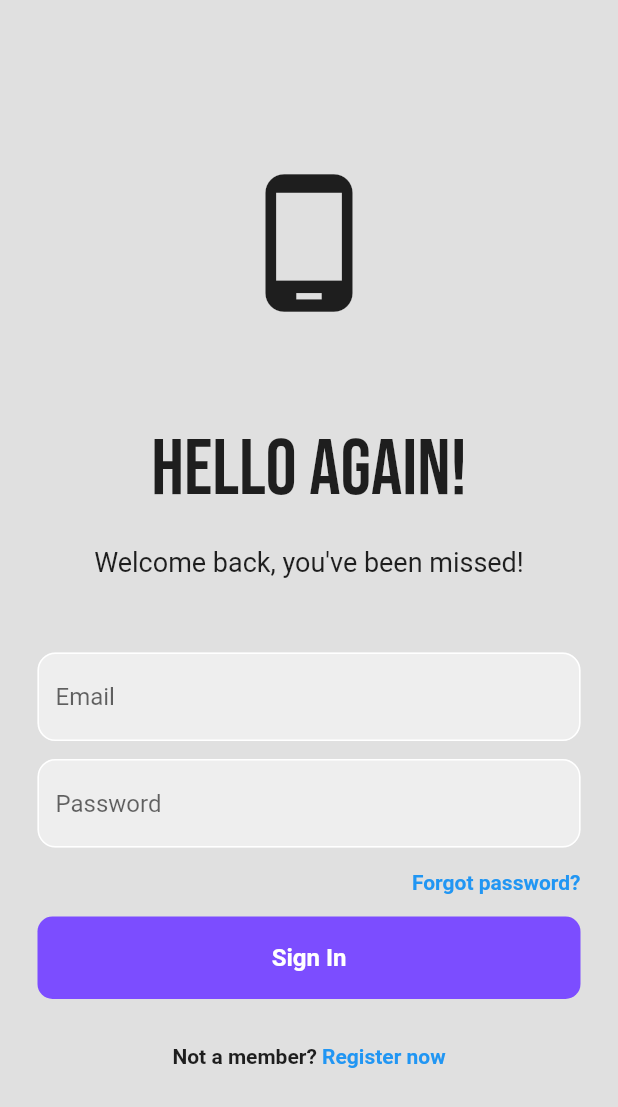
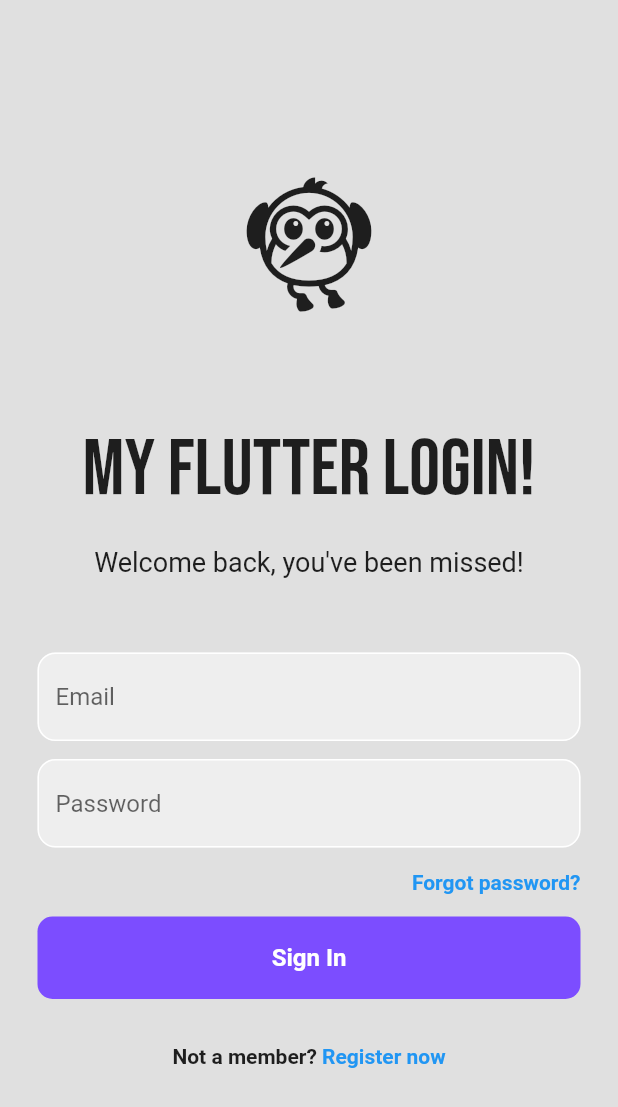
Before and after one commit to kamijidias/Flutter-Projects, a Flutter app: the screen it shows after launch, on a phone screen of 412 x 824 dp. Shown: the top 1107 px of the screen. Run offline on Flutter 3.47's test engine with Material 2 defaults, Android fonts, the phone set to English and light mode, and no system bars; our stand-ins replace cloud_firestore, firebase_auth, firebase_core, google_fonts, shared_preferences; accounts and stored records are empty.

```diff
--- a/full_login/lib/auth/main.dart
+++ b/full_login/lib/auth/main.dart
@@ -1,3 +1,5 @@
+// ignore_for_file: prefer_const_constructors
+
 import 'package:firebase_auth/firebase_auth.dart';
 import 'package:flutter/material.dart';
 import 'package:full_login/auth/auth_page.dart';
--- a/full_login/lib/pages/forgot_password.dart
+++ b/full_login/lib/pages/forgot_password.dart
@@ -25,6 +25,8 @@ class _ForgotPasswordPageState extends State<ForgotPasswordPage> {
       await FirebaseAuth.instance.sendPasswordResetEmail(
         email: _emailController.text.trim(),
       );
+      Navigator.of(context).pop();
+
       ScaffoldMessenger.of(context).showSnackBar(
         SnackBar(
           backgroundColor: const Color.fromARGB(255, 32, 155, 95),
--- a/full_login/lib/pages/home.dart
+++ b/full_login/lib/pages/home.dart
@@ -148,12 +148,10 @@ class _HomePageState extends State<HomePage> {
                                 ),
                                 GestureDetector(
                                   onTap: () async {
-                                    String documentId = docIDs[index];
-
                                     DocumentSnapshot document =
                                         await FirebaseFirestore.instance
                                             .collection('users')
-                                            .doc(documentId)
+                                            .doc(docIDs[index])
                                             .get();
 
                                     String userId = document.get('userId');
--- a/full_login/lib/pages/login.dart
+++ b/full_login/lib/pages/login.dart
@@ -79,14 +79,14 @@ class _LoginPageState extends State<LoginPage> {
               mainAxisAlignment: MainAxisAlignment.center,
               children: [
                 Icon(
-                  Icons.phone_android,
+                  Icons.flutter_dash_sharp,
                   size: 100,
                 ),
                 SizedBox(
                   height: 70,
                 ),
                 Text(
-                  'Hello Again!',
+                  'My flutter login!',
                   style: GoogleFonts.bebasNeue(
                     fontSize: 52,
                   ),
--- a/full_login/lib/pages/register.dart
+++ b/full_login/lib/pages/register.dart
@@ -102,8 +102,6 @@ class _RegisterPageState extends State<RegisterPage> {
             ),
           );
         }
-      } else {
-        print("User is not logged in");
       }
     } catch (error) {
       if (mounted) {
```
Also changed, not shown: full_login/lib/pages/edit_user.dart (+15 -12 lines).
